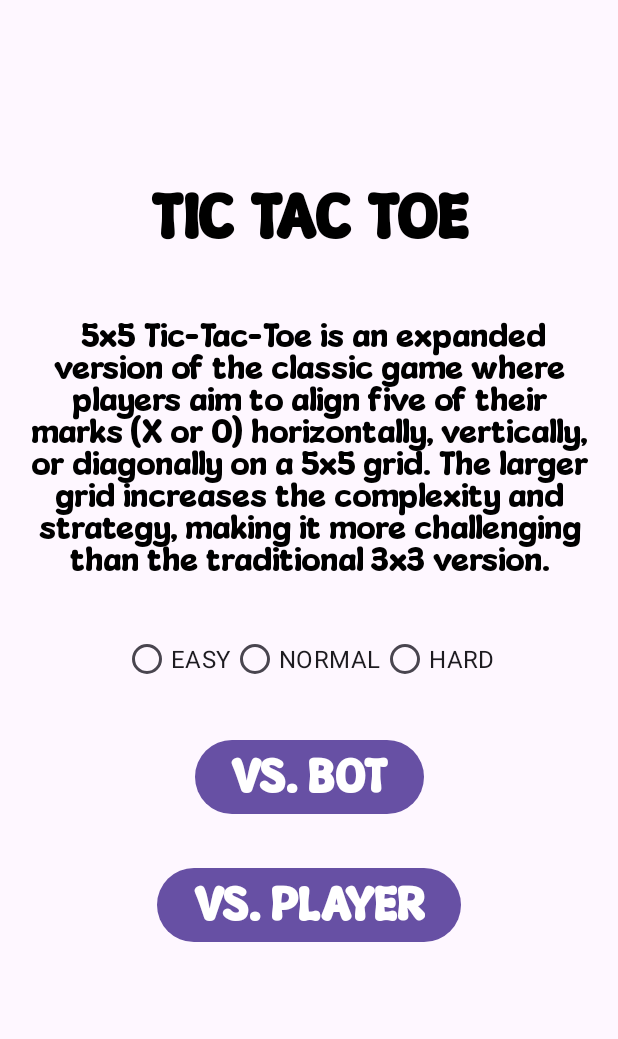
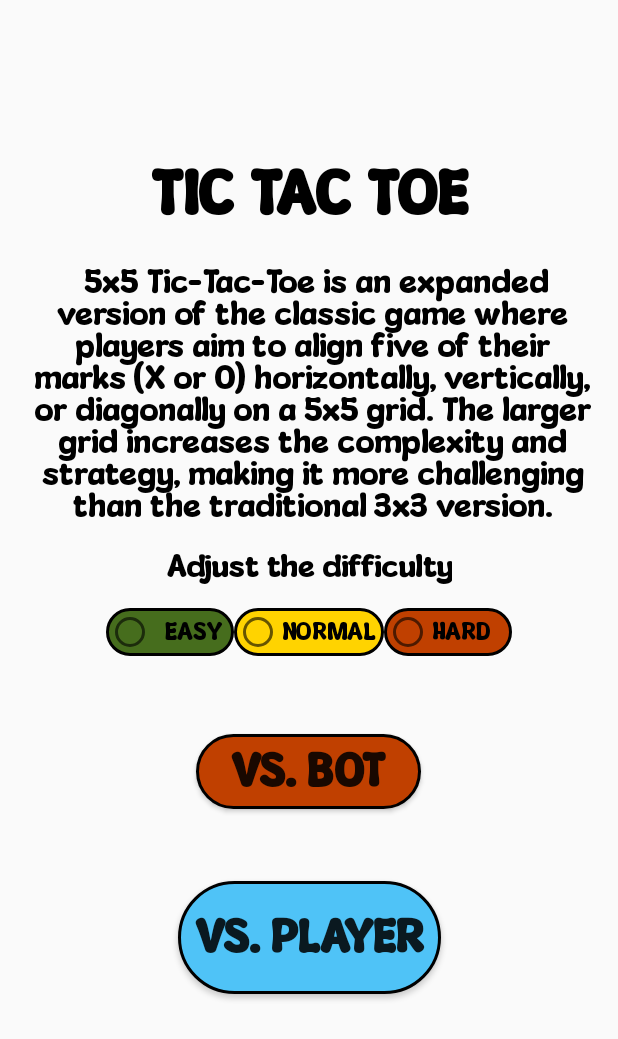
Before and after one commit to armanvalenzuela/minigamecollection.github.io, an Android app: the TicTacToe screen opened directly, with no data from a screen before it, on a phone screen of 412 x 824 dp. Shown: the top 1039 px of the screen. Run offline under Robolectric (Android 15) with nearby library versions, the phone set to English and light mode, and no system bars.

Commit message:
Mini Game Collection

```diff
--- /dev/null
+++ b/app/src/main/res/drawable/blue_button.xml
@@ -0,0 +1,10 @@
+<?xml version="1.0" encoding="utf-8"?>
+<selector xmlns:android="http://schemas.android.com/apk/res/android">
+    <item>
+        <shape android:shape="rectangle">
+            <solid android:color="#4fc3f7"></solid>
+            <corners android:radius="75dp"/>
+            <stroke android:color="@color/black" android:width="2dp"/>
+        </shape>
+    </item>
+</selector>
--- /dev/null
+++ b/app/src/main/res/drawable/green_button.xml
@@ -0,0 +1,10 @@
+<?xml version="1.0" encoding="utf-8"?>
+<selector xmlns:android="http://schemas.android.com/apk/res/android">
+    <item>
+        <shape android:shape="rectangle">
+            <solid android:color="#466d1d"></solid>
+            <corners android:radius="75dp"/>
+            <stroke android:color="@color/black" android:width="2dp"/>
+        </shape>
+    </item>
+</selector>
--- /dev/null
+++ b/app/src/main/res/drawable/red_button.xml
@@ -0,0 +1,10 @@
+<?xml version="1.0" encoding="utf-8"?>
+<selector xmlns:android="http://schemas.android.com/apk/res/android">
+    <item>
+        <shape android:shape="rectangle">
+            <solid android:color="#c04000"></solid>
+            <corners android:radius="75dp"/>
+            <stroke android:color="@color/black" android:width="2dp"/>
+        </shape>
+    </item>
+</selector>
--- /dev/null
+++ b/app/src/main/res/drawable/yellow_button.xml
@@ -0,0 +1,10 @@
+<?xml version="1.0" encoding="utf-8"?>
+<selector xmlns:android="http://schemas.android.com/apk/res/android">
+    <item>
+        <shape android:shape="rectangle">
+            <solid android:color="#ffd300"></solid>
+            <corners android:radius="75dp"/>
+            <stroke android:color="@color/black" android:width="2dp"/>
+        </shape>
+    </item>
+</selector>
--- a/app/src/main/res/layout/tic_tac_toe.xml
+++ b/app/src/main/res/layout/tic_tac_toe.xml
@@ -12,7 +12,7 @@
         android:id="@+id/title"
         android:layout_width="231dp"
         android:layout_height="51dp"
-        android:layout_marginTop="120dp"
+        android:layout_marginTop="104dp"
         android:fontFamily="@font/cheese"
         android:text="TIC TAC TOE"
         android:textAlignment="center"
@@ -28,7 +28,7 @@
         android:id="@+id/description"
         android:layout_width="375dp"
         android:layout_height="182dp"
-        android:layout_marginTop="36dp"
+        android:layout_marginTop="16dp"
         android:fontFamily="@font/cheese"
         android:gravity="center"
         android:text=" 5x5 Tic-Tac-Toe is an expanded version of the classic game where players aim to align five of their marks (X or O) horizontally, vertically, or diagonally on a 5x5 grid. The larger grid increases the complexity and strategy, making it more challenging than the traditional 3x3 version."
@@ -36,16 +36,30 @@
         android:textColor="@color/black"
         android:textSize="21sp"
         app:layout_constraintEnd_toEndOf="parent"
+        app:layout_constraintHorizontal_bias="0.555"
         app:layout_constraintStart_toStartOf="parent"
         app:layout_constraintTop_toBottomOf="@+id/title"
         tools:ignore="TextSizeCheck" />
 
+    <TextView
+        android:layout_width="wrap_content"
+        android:layout_height="wrap_content"
+        android:layout_marginTop="11dp"
+        android:fontFamily="@font/cheese"
+        android:gravity="center"
+        android:text="Adjust the difficulty"
+        android:textColor="@color/black"
+        android:textSize="20sp"
+        app:layout_constraintEnd_toEndOf="parent"
+        app:layout_constraintStart_toStartOf="parent"
+        app:layout_constraintTop_toBottomOf="@+id/description" />
 
     <Button
         android:id="@+id/button2"
-        android:layout_width="wrap_content"
-        android:layout_height="wrap_content"
-        android:layout_marginTop="100dp"
+        android:layout_width="150dp"
+        android:layout_height="50dp"
+        android:layout_marginTop="136dp"
+        android:background="@drawable/red_button"
         android:fontFamily="@font/cheese"
         android:onClick="playButton"
         android:text="VS. BOT"
@@ -53,14 +67,16 @@
         android:textSize="30sp"
         android:textStyle="bold"
         app:layout_constraintEnd_toEndOf="parent"
+        app:layout_constraintHorizontal_bias="0.498"
         app:layout_constraintStart_toStartOf="parent"
         app:layout_constraintTop_toBottomOf="@+id/description" />
 
     <Button
         android:id="@+id/button3"
-        android:layout_width="wrap_content"
-        android:layout_height="wrap_content"
-        android:layout_marginTop="28dp"
+        android:layout_width="175dp"
+        android:layout_height="75dp"
+        android:layout_marginTop="48dp"
+        android:background="@drawable/blue_button"
         android:fontFamily="@font/cheese"
         android:onClick="playButton2"
         android:text="VS. PLAYER"
@@ -84,22 +100,29 @@
 
         <RadioButton
             android:id="@+id/easyButton"
-            android:layout_width="wrap_content"
-            android:layout_height="wrap_content"
+            android:layout_width="85dp"
+            android:layout_height="match_parent"
+            android:background="@drawable/green_button"
+            android:fontFamily="@font/cheese"
             android:text="EASY"
+            android:textAlignment="center"
             android:textSize="16sp" />
 
         <RadioButton
             android:id="@+id/normalButton"
-            android:layout_width="wrap_content"
-            android:layout_height="wrap_content"
+            android:layout_width="100dp"
+            android:layout_height="match_parent"
             android:text="NORMAL"
+            android:fontFamily="@font/cheese"
+            android:background="@drawable/yellow_button"
             android:textSize="16sp" />
 
         <RadioButton
             android:id="@+id/hardButton"
-            android:layout_width="wrap_content"
+            android:layout_width="85dp"
             android:layout_height="wrap_content"
+            android:background="@drawable/red_button"
+            android:fontFamily="@font/cheese"
             android:text="HARD"
             android:textSize="16sp" />
     </RadioGroup>
--- a/app/src/main/res/values-night/themes.xml
+++ b/app/src/main/res/values-night/themes.xml
@@ -1,6 +1,6 @@
 <resources xmlns:tools="http://schemas.android.com/tools">
     <!-- Base application theme. -->
-    <style name="Base.Theme.MiniGameCollection" parent="Theme.Material3.DayNight.NoActionBar">
+    <style name="Base.Theme.MiniGameCollection" parent="Theme.AppCompat.Light.NoActionBar">
         <!-- Customize your dark theme here. -->
         <!-- <item name="colorPrimary">@color/my_dark_primary</item> -->
     </style>
--- a/app/src/main/res/values/themes.xml
+++ b/app/src/main/res/values/themes.xml
@@ -1,6 +1,6 @@
 <resources xmlns:tools="http://schemas.android.com/tools">
     <!-- Base application theme. -->
-    <style name="Base.Theme.MiniGameCollection" parent="Theme.Material3.DayNight.NoActionBar">
+    <style name="Base.Theme.MiniGameCollection" parent="Theme.AppCompat.Light.NoActionBar">
         <!-- Customize your light theme here. -->
         <!-- <item name="colorPrimary">@color/my_light_primary</item> -->
     </style>
```
Also changed, not shown: app/src/main/res/drawable/gamelist_color.xml (added, +8 -0 lines), app/src/main/res/drawable/tictactoe_colorbutton.xml (added, +13 -0 lines), app/src/main/res/drawable/wordguess_colorbutton.xml (added, +13 -0 lines), app/src/main/res/layout/word_guess.xml (+20 -4 lines).
